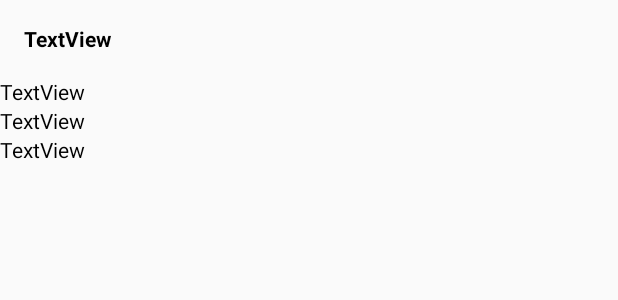
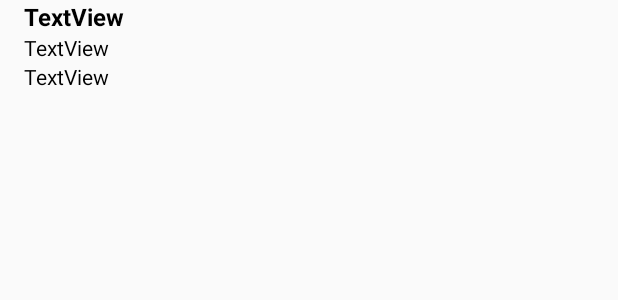
Before and after one commit to croSSover07/Books, an Android app: the layout layout_row.xml on its own in the app's theme, with its tools: preview values and no code run, on a phone screen of 412 x 824 dp. Shown: the top 300 px of the screen. Run offline under Robolectric (Android 15) with nearby library versions, the phone set to English and light mode, and no system bars.

Commit message:
change UI recyclerView

```diff
--- a/app/src/main/java/com/example/developer/books/adapter/BookAdapter.kt
+++ b/app/src/main/java/com/example/developer/books/adapter/BookAdapter.kt
@@ -21,7 +21,6 @@ class BookAdapter(items: List<Book>? = null) : RecyclerView.Adapter<BookViewHold
         holder.txtTitle.text = book.title
         holder.txtAuthor.text = book.author
         holder.txtDate.text = book.date.toString(MMM_D_YYYY)
-        holder.txtPub.text = book.publication
     }
 
     fun updateItems(listBook: List<Book>?) {
--- a/app/src/main/java/com/example/developer/books/adapter/BookViewHolder.kt
+++ b/app/src/main/java/com/example/developer/books/adapter/BookViewHolder.kt
@@ -9,5 +9,4 @@ class BookViewHolder(itemView: View) : RecyclerView.ViewHolder(itemView) {
     var txtTitle: TextView = itemView.findViewById(R.id.textView_title_row)
     var txtAuthor: TextView = itemView.findViewById(R.id.textView_author_row)
     var txtDate: TextView = itemView.findViewById(R.id.textView_date_row)
-    var txtPub: TextView = itemView.findViewById(R.id.textView_pub_row)
 }
--- a/app/src/main/res/layout/fragment_book_list.xml
+++ b/app/src/main/res/layout/fragment_book_list.xml
@@ -6,4 +6,5 @@
     android:layout_marginBottom="8dp"
     android:layout_marginLeft="8dp"
     android:layout_marginRight="8dp"
-    android:layout_marginTop="8dp" />
+    android:layout_marginTop="8dp"
+    android:paddingTop="8dp" />
--- a/app/src/main/res/layout/layout_row.xml
+++ b/app/src/main/res/layout/layout_row.xml
@@ -2,15 +2,17 @@
 <LinearLayout xmlns:android="http://schemas.android.com/apk/res/android"
     xmlns:tools="http://schemas.android.com/tools"
     android:layout_width="wrap_content"
-    android:layout_height="wrap_content"
+    android:layout_height="88dp"
     android:orientation="vertical">
 
     <TextView
         android:id="@+id/textView_title_row"
         android:layout_width="match_parent"
         android:layout_height="wrap_content"
-        android:padding="16dp"
+        android:paddingLeft="16dp"
+        android:paddingRight="16dp"
         android:textColor="@android:color/black"
+        android:textSize="16sp"
         android:textStyle="bold"
         tools:text="TextView" />
 
@@ -18,20 +20,19 @@
         android:id="@+id/textView_author_row"
         android:layout_width="match_parent"
         android:layout_height="wrap_content"
+        android:paddingLeft="16dp"
+        android:paddingRight="16dp"
         android:textColor="@android:color/black"
+        android:textSize="14sp"
         tools:text="TextView" />
 
     <TextView
         android:id="@+id/textView_date_row"
         android:layout_width="match_parent"
         android:layout_height="wrap_content"
+        android:paddingLeft="16dp"
+        android:paddingRight="16dp"
         android:textColor="@android:color/black"
-        tools:text="TextView" />
-
-    <TextView
-        android:id="@+id/textView_pub_row"
-        android:layout_width="match_parent"
-        android:layout_height="wrap_content"
-        android:textColor="@android:color/black"
+        android:textSize="14sp"
         tools:text="TextView" />
 </LinearLayout>
```
